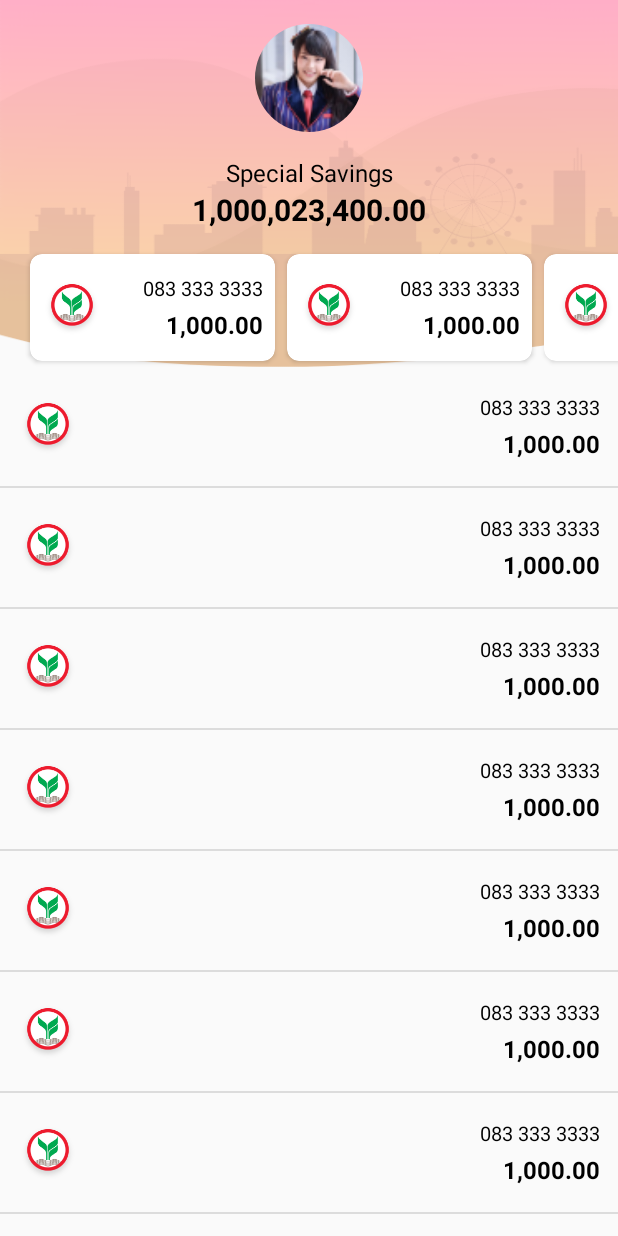
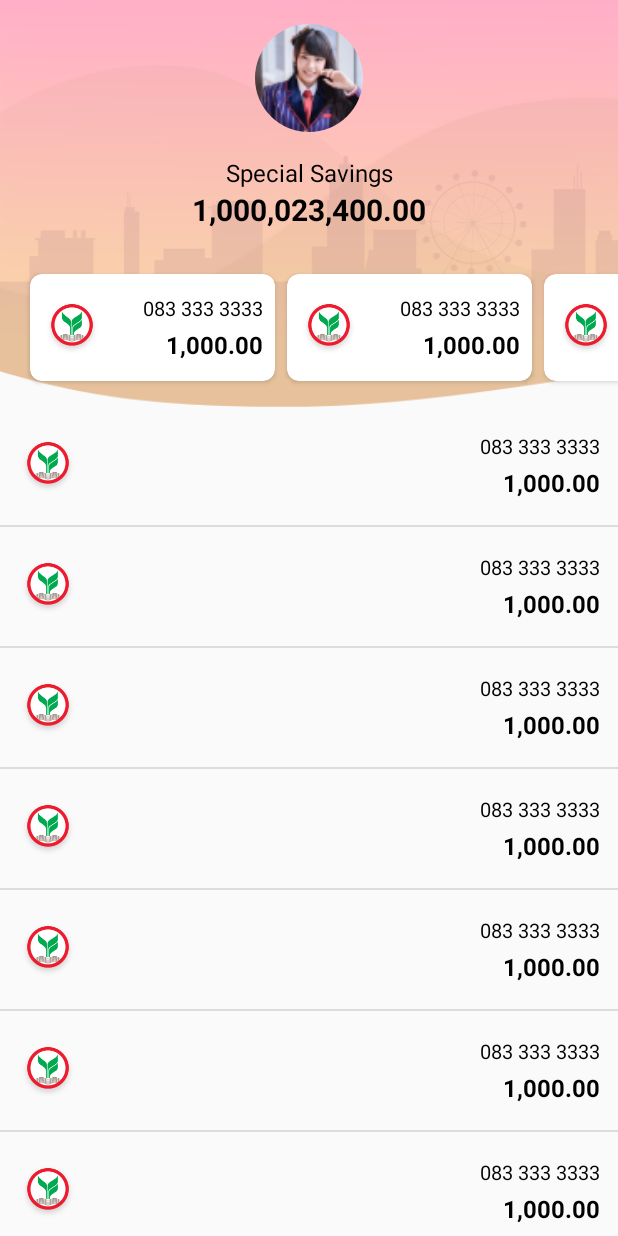
Before and after one commit to Mecheka/LandingPage, an Android app: the screen it shows after launch (MainActivity), on a phone screen of 412 x 824 dp. Run offline under Robolectric (Android 15) with nearby library versions, the phone set to English and light mode, and no system bars; libraries missing offline, so code that uses them is left out: com.readystatesoftware.systembartint; 6 statements that could not run were skipped.

Commit message:
fix scroll y

```diff
--- a/app/src/main/java/com/traning/suriya/landingpage/landing/LandingFragment.kt
+++ b/app/src/main/java/com/traning/suriya/landingpage/landing/LandingFragment.kt
@@ -1,8 +1,9 @@
 package com.traning.suriya.landingpage.landing
 
 import android.graphics.Color
-import android.os.Build
+import android.graphics.Rect
 import android.os.Bundle
+import android.util.Log
 import android.view.LayoutInflater
 import android.view.View
 import android.view.ViewGroup
@@ -30,13 +31,11 @@ class LandingFragment : Fragment() {
         statusBarManager.isStatusBarTintEnabled = true
         statusBarManager.isStatusBarTintEnabled = true
         statusBarManager.setStatusBarTintColor(Color.TRANSPARENT)
-        if (Build.VERSION.SDK_INT >= Build.VERSION_CODES.KITKAT) {
-            val w = activity?.window
-            w?.setFlags(
-                WindowManager.LayoutParams.FLAG_LAYOUT_NO_LIMITS,
-                WindowManager.LayoutParams.FLAG_LAYOUT_NO_LIMITS
-            )
-        }
+        val w = activity?.window
+        w?.setFlags(
+            WindowManager.LayoutParams.FLAG_LAYOUT_NO_LIMITS,
+            WindowManager.LayoutParams.FLAG_LAYOUT_NO_LIMITS
+        )
 
         val config = statusBarManager.config
         val parma = imageProfile.layoutParams as ConstraintLayout.LayoutParams
@@ -78,13 +77,26 @@ class LandingFragment : Fragment() {
         imageProfile.loadResourceCircle(R.drawable.cherprang)
     }
 
-    private fun initTimeline(){
-        val timelineList = List(50){
+    private fun initTimeline() {
+        val timelineList = List(50) {
             BankAccountView("083 333 3333", "1,000.00")
         }
 
         timelineRecyclerView.apply {
-            addItemDecoration(DividerItemDecoration(requireContext(),RecyclerView.VERTICAL))
+            addItemDecoration(DividerItemDecoration(requireContext(), RecyclerView.VERTICAL))
+            addItemDecoration(object : RecyclerView.ItemDecoration() {
+                override fun getItemOffsets(
+                    outRect: Rect,
+                    view: View,
+                    parent: RecyclerView,
+                    state: RecyclerView.State
+                ) {
+                    val position = parent.getChildViewHolder(view).adapterPosition
+                    if (position == 0) {
+                        outRect.top = resources.getDimension(R.dimen.profile_layout_size).toInt()
+                    }
+                }
+            })
             layoutManager = LinearLayoutManager(requireContext(), RecyclerView.VERTICAL, false)
             adapter = TimeLineAdapter(timelineList)
         }
@@ -93,22 +105,39 @@ class LandingFragment : Fragment() {
         timelineRecyclerView.viewTreeObserver.addOnScrollChangedListener {
             timelineRecyclerView?.let {
                 scrollY = it.computeVerticalScrollOffset()
+                Log.e("Srcoll y range :", it.computeVerticalScrollRange().toString())
+                Log.e("Scroll y extent", it.computeVerticalScrollExtent().toString())
+                Log.e("Scroll y offset", it.computeVerticalScrollOffset().toString())
             }
-            if(scrollY > 100){
-                scrollY = 100
+
+            val minHeight = resources.getDimension(R.dimen.actionBarSize)
+
+            if (scrollY > minHeight) {
+//                Log.e("In Srcoll y 650 :", " In Scroll")
+                scrollY = minHeight.toInt()
             }
-            invalidateToolbarSize(scrollY)
+            invalidateToolbarSize(scrollY, minHeight)
         }
     }
 
-    private fun invalidateToolbarSize(progress: Int) {
-        if (progress > 100 || progress < 0) return
+    private fun invalidateToolbarSize(progress: Int, minHeight: Float) {
+        val precent = (progress.toFloat() / minHeight) * 100
+//        Log.e("Precent :", precent.toString())
+        if (precent > 100 || precent < 0) return
 
-        var viewAlpha = ((100 - progress) / 100f)
-
+        val viewAlpha = ((100 - precent) / 100f)
+        val lp = emptyLayout.layoutParams as ConstraintLayout.LayoutParams
+        val diff = (resources.getDimension(R.dimen.actionBarSize) * (precent) / 100f)
+        val realHeight = emptyLayout.context.resources.getDimension(R.dimen.profile_layout_size)
+        lp.height = (realHeight - diff).toInt()
+//        Log.e("diff :", diff.toString())
+//        Log.e("set height :", (realHeight - diff).toString())
+//        Log.e("Progress :", progress.toString())
         imageProfile.alpha = viewAlpha
         textName.alpha = viewAlpha
         textBalance.alpha = viewAlpha
         bankRecyclerView.alpha = viewAlpha
+
+        emptyLayout.layoutParams = lp
     }
 }
--- a/app/src/main/res/layout/fragment_landing.xml
+++ b/app/src/main/res/layout/fragment_landing.xml
@@ -1,5 +1,5 @@
 <?xml version="1.0" encoding="utf-8"?>
-<androidx.coordinatorlayout.widget.CoordinatorLayout xmlns:android="http://schemas.android.com/apk/res/android"
+<androidx.constraintlayout.widget.ConstraintLayout xmlns:android="http://schemas.android.com/apk/res/android"
     xmlns:app="http://schemas.android.com/apk/res-auto"
     xmlns:tools="http://schemas.android.com/tools"
     android:layout_width="match_parent"
@@ -9,41 +9,22 @@
 
     <androidx.recyclerview.widget.RecyclerView
         android:id="@+id/timelineRecyclerView"
-        android:layout_width="match_parent"
-        android:layout_height="match_parent"
-        app:layout_behavior="@string/appbar_scrolling_view_behavior"
+        android:layout_width="0dp"
+        android:layout_height="0dp"
         app:layout_constraintBottom_toBottomOf="parent"
         app:layout_constraintEnd_toEndOf="parent"
         app:layout_constraintStart_toStartOf="parent"
-        app:layout_constraintTop_toBottomOf="@+id/appBarLayout"
+        app:layout_constraintTop_toTopOf="parent"
         tools:listitem="@layout/item_time_line"
         tools:visibility="visible" />
-
-    <com.google.android.material.appbar.AppBarLayout
-        android:id="@+id/appBarLayout"
-        android:layout_width="match_parent"
-        android:layout_height="wrap_content"
-        android:background="@android:color/transparent"
-        android:fitsSystemWindows="true"
-        android:stateListAnimator="@animator/appbar_not_elevated"
-        android:theme="@style/ThemeOverlay.AppCompat.ActionBar"
-        app:layout_constraintEnd_toEndOf="parent"
-        app:layout_constraintStart_toStartOf="parent"
-        app:layout_constraintTop_toTopOf="parent">
-
-        <com.google.android.material.appbar.CollapsingToolbarLayout
-            android:layout_width="match_parent"
-            android:layout_height="wrap_content"
-            android:fitsSystemWindows="true"
-            app:layout_scrollFlags="scroll|exitUntilCollapsed">
 
     <androidx.constraintlayout.widget.ConstraintLayout
         android:id="@+id/profileLayout"
         android:layout_width="match_parent"
-                android:layout_height="wrap_content"
+        android:layout_height="@dimen/profile_layout_size"
         app:layout_constraintEnd_toEndOf="parent"
         app:layout_constraintStart_toStartOf="parent"
-                app:layout_constraintTop_toTopOf="parent">
+        app:layout_constraintBottom_toBottomOf="@id/emptyLayout">
 
         <ImageView
             android:id="@+id/imageBg"
@@ -109,13 +90,14 @@
             tools:listitem="@layout/item_bank" />
     </androidx.constraintlayout.widget.ConstraintLayout>
 
-            <androidx.appcompat.widget.Toolbar
-                android:layout_width="match_parent"
-                android:layout_height="?attr/actionBarSize"
-                android:background="@android:color/transparent"
-                android:minHeight="?attr/actionBarSize"
-                app:popupTheme="@style/ThemeOverlay.AppCompat.Light"
-                app:layout_collapseMode="pin" />
-        </com.google.android.material.appbar.CollapsingToolbarLayout>
-    </com.google.android.material.appbar.AppBarLayout>
-</androidx.coordinatorlayout.widget.CoordinatorLayout>
+    <androidx.constraintlayout.widget.ConstraintLayout
+        android:id="@+id/emptyLayout"
+        android:layout_width="0dp"
+        android:layout_height="@dimen/profile_layout_size"
+        android:minHeight="44dp"
+        app:layout_constraintEnd_toEndOf="parent"
+        app:layout_constraintHorizontal_bias="0.5"
+        app:layout_constraintStart_toStartOf="parent"
+        app:layout_constraintTop_toTopOf="parent" />
+
+</androidx.constraintlayout.widget.ConstraintLayout>
--- a/app/src/main/res/values/dimens.xml
+++ b/app/src/main/res/values/dimens.xml
@@ -1,4 +1,6 @@
 <?xml version="1.0" encoding="utf-8"?>
 <resources>
     <dimen name="margin_16">16dp</dimen>
+    <dimen name="profile_layout_size">271dp</dimen>
+    <dimen name="actionBarSize">227dp</dimen>
 </resources>
```
Also changed, not shown: app/src/main/java/com/traning/suriya/landingpage/landing/LinearLayoutManagerWithAccurateOffset.kt (added, +38 -0 lines). Lines whose indentation alone changed are shown as unchanged.
